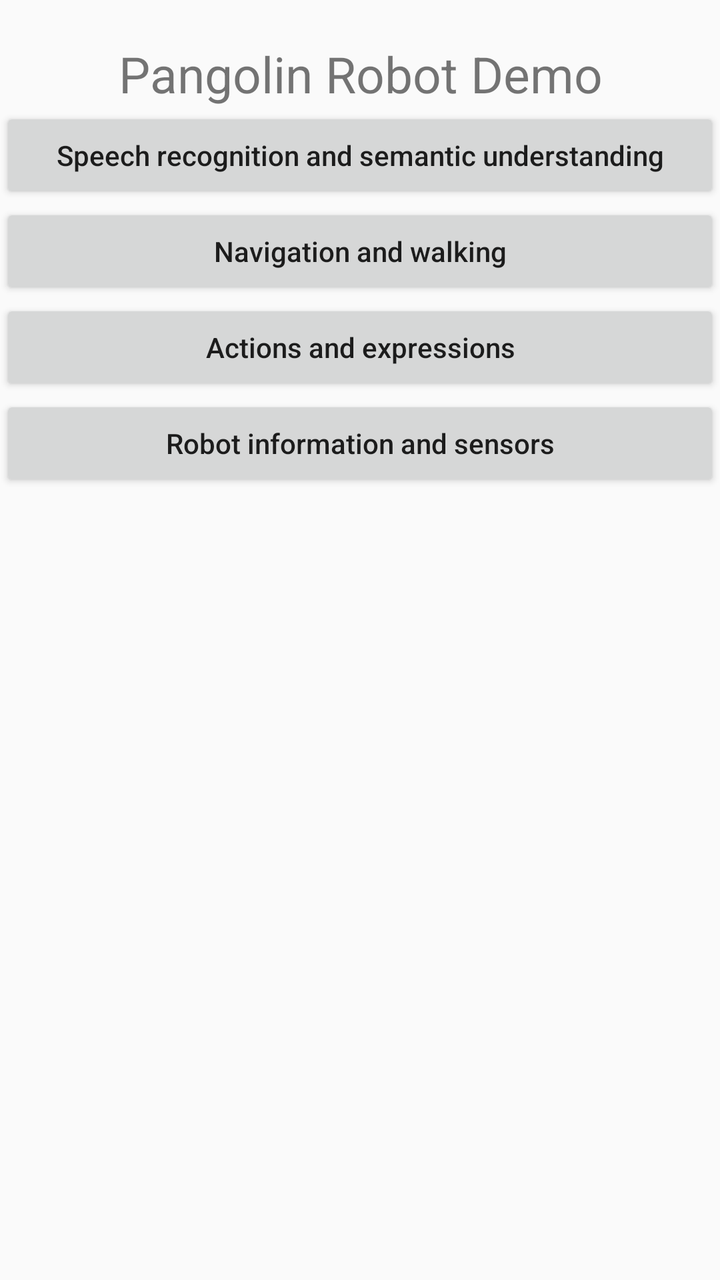
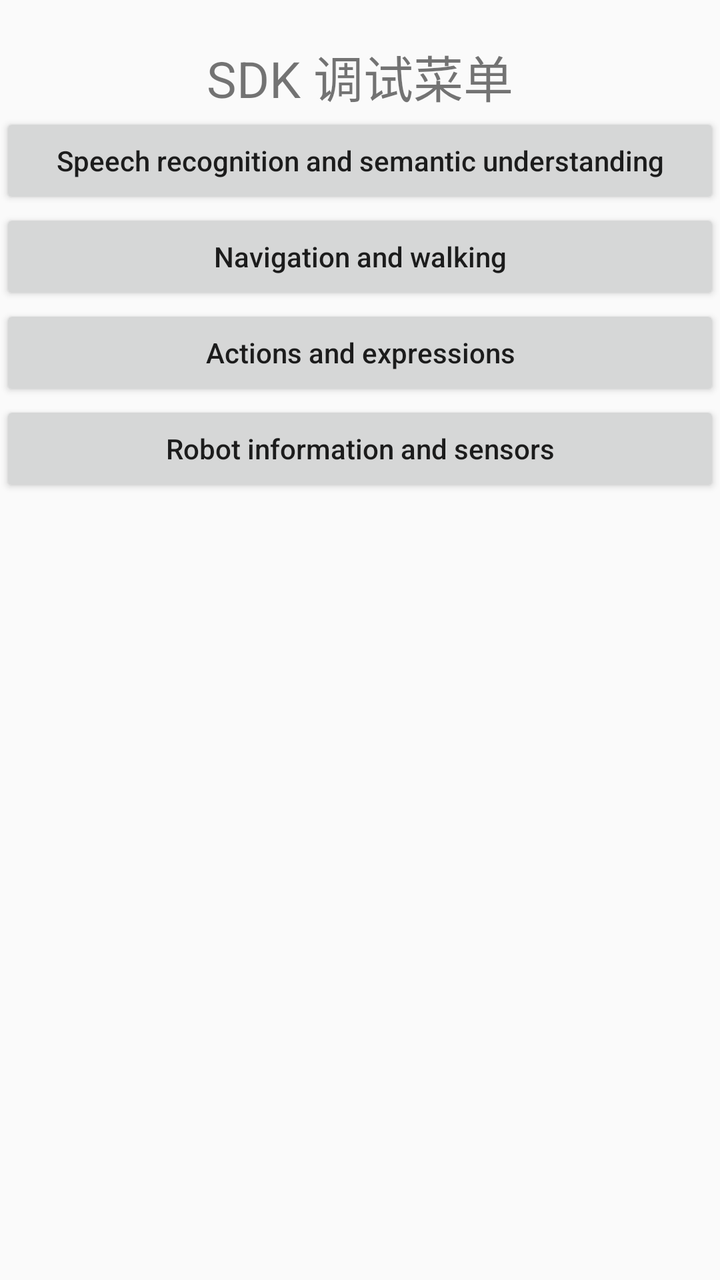

Compare the two renders of this Android layout. The source of the first and the diff that turns it into the second are given below.
<!-- AndroidManifest.xml: application theme AppTheme -->
<!-- res/layout/activity_main.xml -->
<?xml version="1.0" encoding="utf-8"?>
<LinearLayout xmlns:android="http://schemas.android.com/apk/res/android"
    android:layout_width="match_parent"
    android:layout_height="match_parent"
    android:orientation="vertical">

    <TextView
        android:layout_width="match_parent"
        android:layout_height="wrap_content"
        android:layout_gravity="center_horizontal"
        android:layout_marginTop="20dp"
        android:gravity="center"
        android:text="@string/demo"
        android:textSize="25sp" />

    <Button
        android:layout_width="match_parent"
        android:layout_height="wrap_content"
        android:onClick="openASrNlpPage"
        android:text="@string/asr_nlp"
        android:textAllCaps="false" />

    <Button
        android:layout_width="match_parent"
        android:layout_height="wrap_content"
        android:onClick="openSlamDemo"
        android:text="@string/Slam"
        android:textAllCaps="false" />

    <Button
        android:layout_width="match_parent"
        android:layout_height="wrap_content"
        android:onClick="openFaceDemo"
        android:visibility="gone"
        android:text="@string/face_demo"
        android:textAllCaps="false" />

    <Button
        android:layout_width="match_parent"
        android:layout_height="wrap_content"
        android:onClick="openAction"
        android:text="@string/action_demo"
        android:textAllCaps="false" />

    <Button
        android:layout_width="match_parent"
        android:layout_height="wrap_content"
        android:onClick="openInfo"
        android:text="@string/info_sensor"
        android:textAllCaps="false" />

    <Button
        android:layout_width="match_parent"
        android:layout_height="wrap_content"
        android:onClick="openElevator"
        android:visibility="gone"
        android:text="@string/elevator"
        android:textAllCaps="false" />

    <Button
        android:layout_width="match_parent"
        android:id="@+id/mutiMapText"
        android:visibility="gone"
        android:layout_height="wrap_content"
        android:onClick="openMutiMapDelivery"
        android:text="@string/muti_map"
        android:textAllCaps="false" />

</LinearLayout>
<!-- resources referenced by this layout -->
<resources>
  <string name="Slam">Navigation and walking</string>
  <string name="action_demo">Actions and expressions</string>
  <string name="asr_nlp">Speech recognition and semantic understanding</string>
  <string name="demo">Pangolin Robot Demo</string>
  <string name="elevator">elevator</string>
  <string name="face_demo">Facial recognition and registration</string>
  <string name="info_sensor">Robot information and sensors</string>
  <string name="muti_map">Multi map testing</string>
  <style name="AppTheme" parent="Theme.AppCompat.Light.DarkActionBar">
          
          <item name="colorPrimary">@color/colorPrimary</item>
          <item name="colorPrimaryDark">@color/colorPrimaryDark</item>
          <item name="colorAccent">@color/colorAccent</item>
      </style>
  <color name="colorPrimary">#3F51B5</color>
  <color name="colorPrimaryDark">#303F9F</color>
  <color name="colorAccent">#FF4081</color>
</resources>

<!-- the commit's change to res/layout/activity_main.xml (unified diff, before → after) -->
@@ -10,7 +10,7 @@
         android:layout_gravity="center_horizontal"
         android:layout_marginTop="20dp"
         android:gravity="center"
-        android:text="@string/demo"
+        android:text="@string/chat_sdk_debug_title"
         android:textSize="25sp" />
 
     <Button
<!-- resource entries referenced after the edit -->
@@ -3,7 +3,7 @@
   <string name="Slam">Navigation and walking</string>
   <string name="action_demo">Actions and expressions</string>
   <string name="asr_nlp">Speech recognition and semantic understanding</string>
-  <string name="demo">Pangolin Robot Demo</string>
+  <string name="chat_sdk_debug_title">SDK 调试菜单</string>
   <string name="elevator">elevator</string>
   <string name="face_demo">Facial recognition and registration</string>
   <string name="info_sensor">Robot information and sensors</string>
